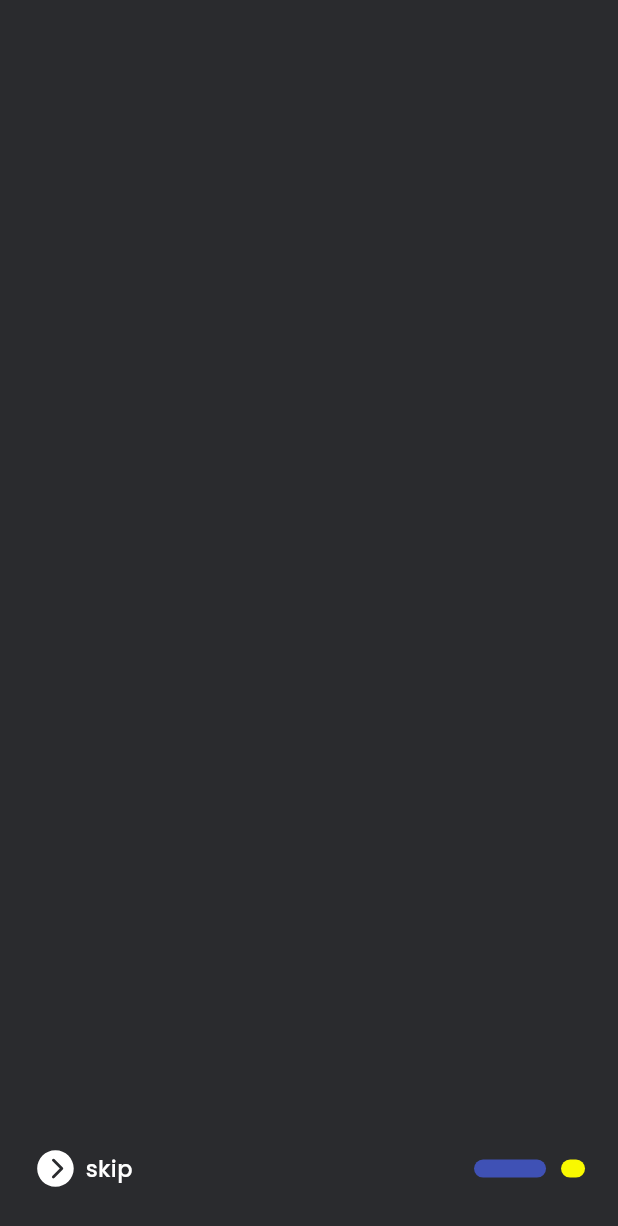
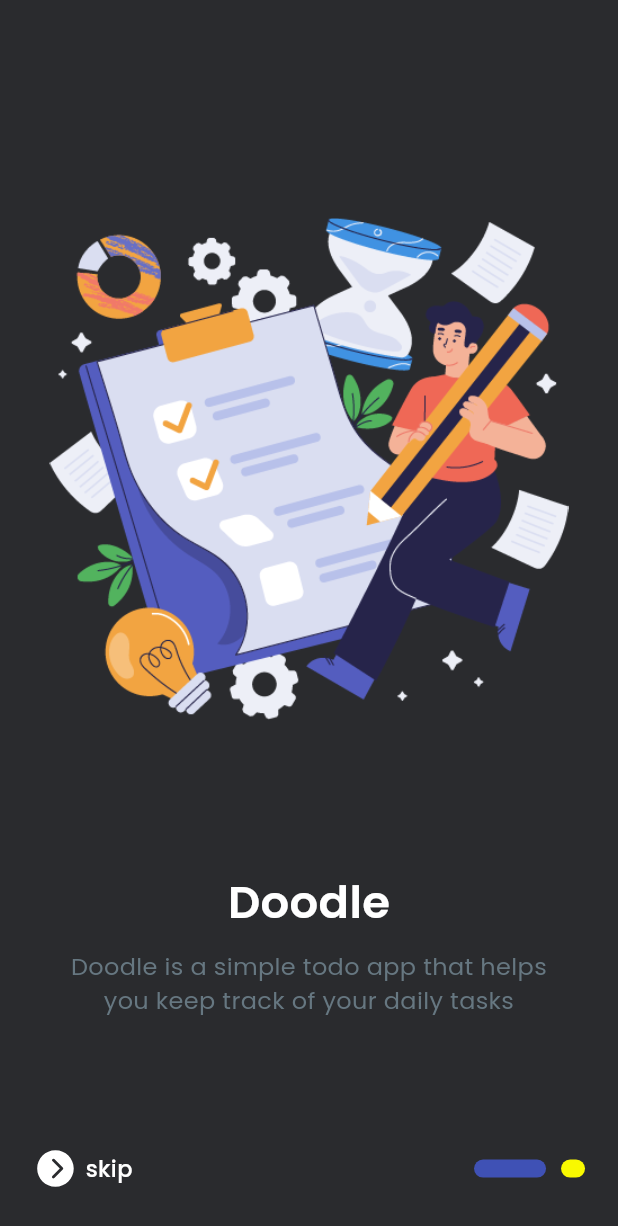
Before and after one commit to oli-mac/doodle, a Flutter app: the screen it shows after launch, on a phone screen of 412 x 824 dp. Shown: the top 1226 px of the screen. Run offline on Flutter 3.47's test engine with Material 3 defaults, Android fonts, the phone set to English and light mode, and no system bars; drawn by our look-alikes of smooth_page_indicator; our stand-ins replace flutter_screenutil, flutter_vector_icons, google_fonts, hooks_riverpod.

Commit message:
onboarding

```diff
--- a/lib/features/onboarding/pages/onboarding.dart
+++ b/lib/features/onboarding/pages/onboarding.dart
@@ -41,8 +41,8 @@ class _OnBoardingState extends State<OnBoarding> {
             controller: pageController,
             children: const [
               PageOne(),
-              // PageTwo(),
-              PageThree(),
+              PageTwo(),
+              // PageThree(),
             ],
           ),
           Align(
--- a/lib/features/onboarding/widgets/page_one.dart
+++ b/lib/features/onboarding/widgets/page_one.dart
@@ -1,5 +1,8 @@
 import 'package:doodle/common/utils/constants.dart';
+import 'package:doodle/common/widgets/appstyle.dart';
+import 'package:doodle/common/widgets/height_spacer.dart';
 import 'package:flutter/material.dart';
+import 'package:flutter_screenutil/flutter_screenutil.dart';
 
 class PageOne extends StatelessWidget {
   const PageOne({super.key});
@@ -10,6 +13,34 @@ class PageOne extends StatelessWidget {
       height: AppConstants.appHeight,
       width: AppConstants.appWidth,
       color: AppConstants.appDark,
+      child: Column(
+          mainAxisAlignment: MainAxisAlignment.center,
+          crossAxisAlignment: CrossAxisAlignment.center,
+          children: [
+            Padding(
+                padding: EdgeInsets.symmetric(horizontal: 30.w),
+                child: Image.asset('assets/images/todo.png')),
+            HeightSpacer(height: 100),
+            Column(
+              crossAxisAlignment: CrossAxisAlignment.center,
+              children: [
+                Text(
+                  'Doodle',
+                  style: appstyle(30, AppConstants.appLight, FontWeight.w600),
+                ),
+                HeightSpacer(height: 10),
+                Padding(
+                  padding: EdgeInsets.symmetric(horizontal: 30.w),
+                  child: Text(
+                    'Doodle is a simple todo app that helps you keep track of your daily tasks',
+                    textAlign: TextAlign.center,
+                    style: appstyle(
+                        16, AppConstants.appGrayLight, FontWeight.normal),
+                  ),
+                ),
+              ],
+            )
+          ]),
     );
   }
 }
--- a/lib/main.dart
+++ b/lib/main.dart
@@ -1,6 +1,5 @@
 import 'package:doodle/common/utils/constants.dart';
 import 'package:doodle/features/onboarding/pages/onboarding.dart';
-import 'package:doodle/features/todo/pages/homepage.dart';
 import 'package:flutter/material.dart';
 import 'package:flutter_screenutil/flutter_screenutil.dart';
 import 'package:hooks_riverpod/hooks_riverpod.dart';
```
Also changed, not shown: lib/common/widgets/cutome_otn_button.dart (added, +38 -0 lines), lib/features/onboarding/widgets/page_two.dart (+23 -0 lines), assets/images/bell.png (added), assets/images/todo.png (added), 1 other file.
